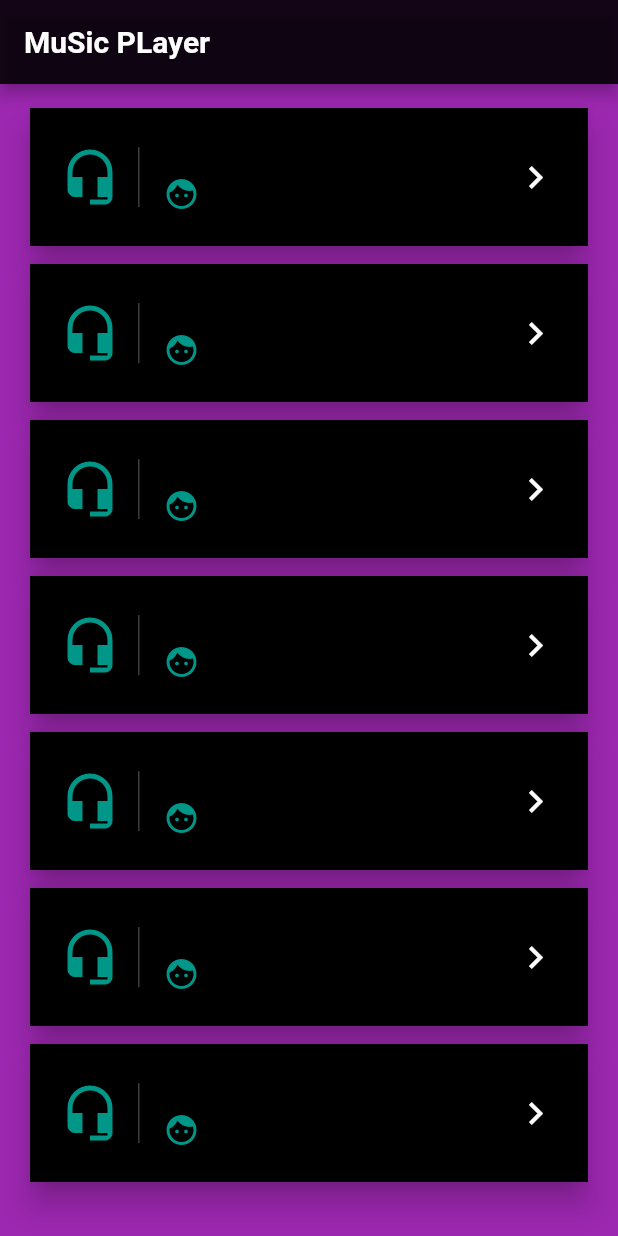
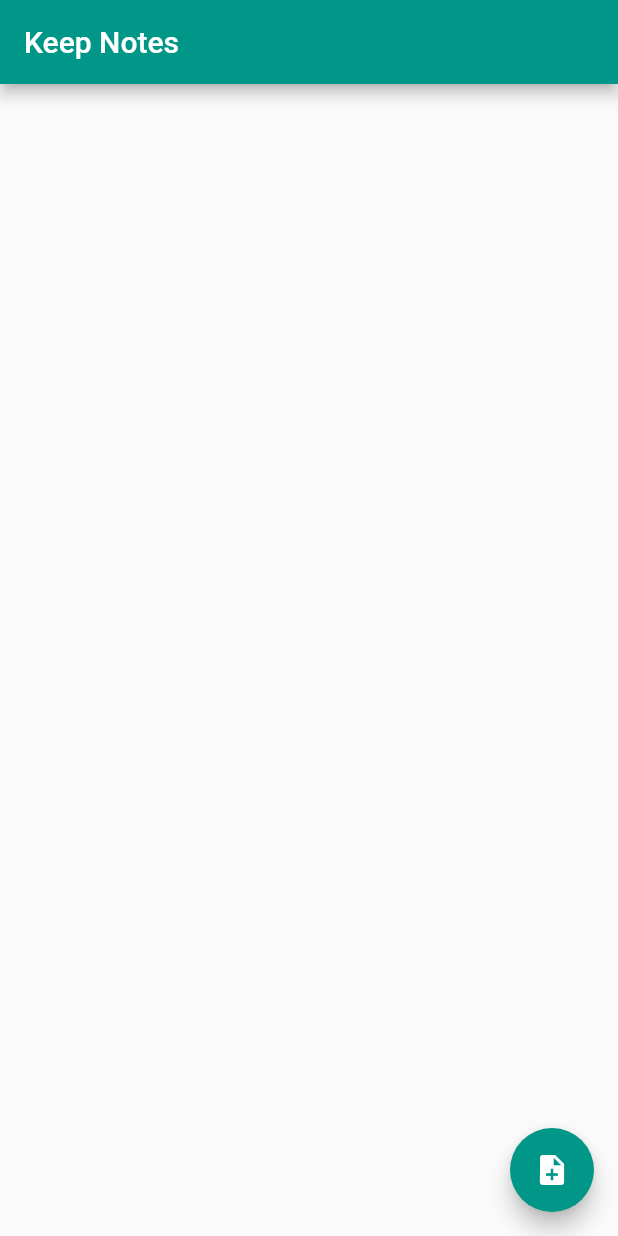
Before and after one commit to hbgit/flutter_a_z, a Flutter app: the screen it shows after launch, on a phone screen of 412 x 824 dp. Run offline on Flutter 3.47's test engine with Material 2 defaults, Android fonts, the phone set to English and light mode, and no system bars; our stand-ins replace sqflite; accounts and stored records are empty.

Commit message:
BD works
Signed-off-by: Herbert Rocha <herberthb12@gmail.com>

```diff
--- /dev/null
+++ b/lib/controll/NoteControll.dart
@@ -0,0 +1,112 @@
+import 'package:flutter_a_z/model/Note.dart';
+import 'package:sqflite/sqflite.dart';
+import 'package:path/path.dart';
+//import 'package:path_provider/path_provider.dart';
+
+import 'dart:async';
+
+class NoteControll{
+
+  static final String tableName = "notes";
+
+  static final NoteControll _noteControll = NoteControll._internal();
+
+  Database _db;
+
+  factory NoteControll(){
+    return _noteControll;
+  }
+
+  // Ensure that only one instance of the class is created
+  NoteControll._internal();
+
+  get db async{
+    if(_db != null){
+      print("get db NULL");
+      return _db;
+    }
+    print("get db NOT NULL");
+    _db = await startingDB();
+    return _db;
+
+  }
+
+
+  startingDB() async {
+    print(">>> startingDB()");
+    final dbPath = await getDatabasesPath();
+    print(dbPath);
+
+    final dbFullPath = join(dbPath, "bd_keep_notes.bd");
+    print("FULL path: $dbFullPath");
+
+    var db = await openDatabase(dbFullPath, version: 1, onCreate: _onCreate);
+
+    return db;
+  }
+
+  _onCreate(Database db, int version) async {
+    /*
+    * Table format
+    * id; title; desc; date
+    * 01; test ; test; 11/05/2020
+    */
+
+    String sql =
+    """
+    CREATE TABLE $tableName (
+      id INTEGER PRIMARY KEY AUTOINCREMENT,
+      title VARCHAR,
+      desc TEXT,
+      date DATETIME
+    )
+    """;
+
+    await db.execute(sql);
+  }
+
+  Future<int> saveNote(Note note) async {
+    Database dataBase = await db;
+    int result = await dataBase.insert(tableName, note.toMap());
+
+    return result;
+  }
+
+  recoveryNotes() async {
+    print(">>> recoveryNotes()");
+    Database dataBase = await db;
+    String sql =
+    """
+    SELECT * FROM $tableName
+    ORDER BY date DESC
+    """;
+
+    List notes = await dataBase.rawQuery(sql);
+    print(notes);
+    return notes;
+  }
+
+  Future<int> updateNote(Note note) async {
+    Database dataBase = await db;
+
+    return await dataBase.update(
+      tableName,
+      note.toMap(),
+      where: "id = ?",
+      whereArgs: [note.id]
+    );
+  }
+
+  Future<int> removeNote(int id) async {
+    Database dataBase = await db;
+
+    return await dataBase.delete(
+      tableName,
+      where: "id = ?",
+      whereArgs: [id]
+    );
+  }
+
+
+
+}
--- a/lib/main.dart
+++ b/lib/main.dart
@@ -4,7 +4,7 @@ import 'package:flutter_a_z/view/HomeScreen.dart';
 
 void main() {
   runApp(MaterialApp(
-    home: HomeScreen(urlJsonMusic: "assets/images/v9_img/json/songs.json",),
+    home: HomeScreen(),
     debugShowCheckedModeBanner: false,
   ));
 }
--- /dev/null
+++ b/lib/model/Note.dart
@@ -0,0 +1,38 @@
+
+class Note{
+
+  int id;
+  String title;
+  String desc;
+  String date;
+
+  Note(
+    this.title,
+    this.desc,
+    this.date
+  );
+
+  Note.fromMap(Map map){
+    this.id    = map["id"];
+    this.title = map["title"];
+    this.desc  = map["desc"];
+    this.date  = map["date"];
+  }
+
+  Map toMap(){
+
+    Map<String, dynamic> map = {
+      "title" : this.title,
+      "desc"  : this.desc,
+      "date"  : this.date,
+    };
+
+    if(this.id != null){
+      map["id"] = this.id;
+    }
+
+    return map;
+
+  }
+
+}
--- a/lib/view/HomeScreen.dart
+++ b/lib/view/HomeScreen.dart
@@ -1,161 +1,233 @@
-import 'dart:convert';
-
 import 'package:flutter/material.dart';
-import 'package:flutter/services.dart' show rootBundle;
-import 'package:flutter_a_z/model/Music.dart';
-import 'package:flutter_a_z/view/PlayerScreen.dart';
+import 'package:flutter_a_z/controll/NoteControll.dart';
+import 'package:flutter_a_z/model/Note.dart';
+import 'package:intl/intl.dart';
+import 'package:intl/date_symbol_data_local.dart';
 
 class HomeScreen extends StatefulWidget {
-  final String urlJsonMusic;
-
-  HomeScreen({Key key, @required this.urlJsonMusic}) : super(key: key);
+  HomeScreen({Key key}) : super(key: key);
 
   @override
   _HomeScreenState createState() => _HomeScreenState();
 }
 
 class _HomeScreenState extends State<HomeScreen> {
-  // Attr
-  List _songList = [];
 
-  // Class actions
-  Future<String> _loadAsset() async {
-    return await rootBundle.loadString(widget.urlJsonMusic);
-  }
+  //attr
+  var _db = NoteControll();
+  List<Note> _listNotes = List<Note>();
 
-  Future<List> _getSongs() async {
-    final response = await _loadAsset();
-    final List jsonList = json.decode(response);
+  TextEditingController _titleController = TextEditingController();
+  TextEditingController _descController = TextEditingController();
 
-    jsonList.forEach((element) {
+
+  //Screen Actions
+  _recoveryNotes() async {
+
+    print(">> _recoveryNotes");
+
+    List noteRec = await _db.recoveryNotes();
+    print(" Notes: ${noteRec.length}");
+
+    List<Note> listTmp = List<Note>();
+
+    noteRec.forEach((element) {
       //print(element);
-      Music song = Music.fromJson(element);
-      _songList.add(song);
+      Note note = Note.fromMap(element);
+      listTmp.add(note);
     });
 
-    return _songList;
+    setState(() {
+      _listNotes = listTmp;
+    });
 
-    /*
-   await _loadAsset().then((value){
-      List jsonList = json.decode( value );
-      jsonList.forEach((element) {
-        print(element);
-        Music song = Music.fromJson(element);
-        _songList.add(song);
-      });
-    });*/
-  }
-
-
-  // Based on https://proandroiddev.com/flutter-thursday-02-beautiful-list-ui-and-detail-page-a9245f5ceaf0
-  Widget createListItems(context, index) {
-
-    return GestureDetector(
-      key: Key("card"),
-      onTap: (){
-        //print(_songList[index].artistName);
-        Navigator.push(
-          context,
-          MaterialPageRoute(
-            builder: (context) => PlayerScreen(
-              url: _songList[index].urlMusic,
-              buildAutoPlay: Future.value(false),
-              ),
-          )
-        );
-      },
-      child: Card(
-        elevation: 8.0,
-        margin: new EdgeInsets.symmetric(horizontal: 10.0, vertical: 6.0),
-        child: Container(
-          decoration: BoxDecoration(color: Colors.black),
-          child: ListTile(
-              contentPadding:
-                  EdgeInsets.symmetric(horizontal: 20.0, vertical: 10.0),
-              leading: Container(
-                padding: EdgeInsets.only(right: 12.0),
-                decoration: new BoxDecoration(
-                    border: new Border(
-                        right:
-                            new BorderSide(width: 1.0, color: Colors.white24))),
-                child: Icon(
-                  Icons.headset_mic,
-                  color: Colors.teal,
-                  size: 40,
-                ),
-              ),
-              title: Text(
-                _songList[index].name,
-                style:
-                    TextStyle(color: Colors.white, fontWeight: FontWeight.bold),
-              ),
-              subtitle: Row(
-                children: <Widget>[
-                  Icon(Icons.face, color: Colors.teal),
-                  Text(" ${_songList[index].artistName}",
-                      style: TextStyle(color: Colors.white))
-                ],
-              ),
-              trailing: Icon(Icons.keyboard_arrow_right,
-                  color: Colors.white, size: 30.0)),
-        ),
-      ),
-    );
+    listTmp = null;
   }
 
   @override
   void initState() {
     super.initState();
+    print(">> initState");
+
+    _recoveryNotes();
   }
 
-  // Interface
+  _saveUpdateNote( {Note noteSected} ) async {
+    String title = _titleController.text;
+    String desc  = _descController.text;
+
+    if(noteSected == null){
+      print("Save NOTE");
+      Note note = Note(title, desc, DateTime.now().toString());
+      int result = await _db.saveNote(note);
+      print(result);
+    }else{
+      print("Save UPDATE");
+      noteSected.title = title;
+      noteSected.desc = desc;
+      noteSected.date = DateTime.now().toString();
+      int result = await _db.updateNote(noteSected);
+      print(result);
+    }
+
+    _titleController.clear();
+    _descController.clear();
+
+    _recoveryNotes();
+
+
+  }
+
+  _showDialogToAdd( {Note note} ){
+    String flagSaveUpdate = "";
+    if(note == null){
+      _titleController.text = "";
+      _descController.text = "";
+      flagSaveUpdate = "Save";
+    }else{
+      _titleController.text = note.title;
+      _descController.text = note.desc;
+      flagSaveUpdate = "Update";
+    }
+
+    showDialog(
+      context: context,
+      builder: (context){
+        return AlertDialog(
+          title: Text("$flagSaveUpdate Note"),
+          content: Column(
+            mainAxisSize: MainAxisSize.min,
+            children: [
+              TextField(
+                controller: _titleController,
+                autofocus: true,
+                decoration: InputDecoration(
+                  labelText: "Title",
+                  hintText: "Type a note title ..."
+                ),
+              ),
+              TextField(
+                controller: _descController,
+                autofocus: true,
+                decoration: InputDecoration(
+                  labelText: "Description",
+                  hintText: "Type a note description ..."
+                ),
+              ),
+            ],
+          ),
+          actions: [
+            FlatButton(
+              onPressed: () => Navigator.pop(context),
+              color: Colors.red,
+              child: Text(
+                "Cancel",
+                style: TextStyle(
+                  color: Colors.white
+                ),
+              ),
+            ),
+            FlatButton(
+              onPressed: (){
+                _saveUpdateNote(noteSected: note);
+                Navigator.pop(context);
+              },
+              color: Colors.green,
+              child: Text(
+                "Save",
+                style: TextStyle(
+                  color: Colors.white
+                ),
+              ),
+            ),
+          ],
+        );
+      }
+    );
+
+  }
+
+  _formatDate(String date){
+
+    initializeDateFormatting("pt_BR");
+
+    var pattern = DateFormat.yMd("pt_BR");
+
+    DateTime dateConvert = DateTime.parse(date);
+    String newDatePattern = pattern.format(dateConvert);
+
+    return newDatePattern;
+
+  }
+
+
   @override
   Widget build(BuildContext context) {
-    //print(_songList);
-    Widget body = FutureBuilder(
-      key: Key("body"),
-      future: _getSongs(),
-      builder: (context, snapshot) {
-        if (snapshot.hasData) {
-          return Container(
-            padding: EdgeInsets.all(10),
-            child: Column(
-              mainAxisAlignment: MainAxisAlignment.center,
+    return Scaffold(
+      appBar: AppBar(
+        title: Text("Keep Notes"),
+        backgroundColor: Colors.teal,
+      ),
+      body: Column(
         children: [
           Expanded(
             child: ListView.builder(
-                    scrollDirection: Axis.vertical,
-                    shrinkWrap: true,
-                    itemCount: snapshot.data.length,
-                    itemBuilder: createListItems,
+              itemCount: _listNotes.length,
+              itemBuilder: (context, index){
+
+                final note = _listNotes[index];
+
+                return Card(
+                  color: Colors.green[200],
+                  elevation: 5,
+                  child: ListTile(
+                    title: Text(
+                      note.title,
+                      style: TextStyle(fontWeight: FontWeight.bold),
                     ),
-                )
+                    subtitle: Text(
+                      "${_formatDate(note.date)} - ${note.desc}"
+                    ),
+                    trailing: Row(
+                      mainAxisSize: MainAxisSize.min,
+                      children: [
+                        GestureDetector(
+                          onTap: (){},
+                          child: Padding(
+                            padding: EdgeInsets.only(right: 15),
+                            child: Icon(
+                              Icons.edit,
+                              color: Colors.black,
+                            ),
+                          ),
+                        ),
+                        GestureDetector(
+                          onTap: (){},
+                          child: Padding(
+                            padding: EdgeInsets.only(right: 0),
+                            child: Icon(
+                              Icons.delete_forever,
+                              color: Colors.red,
+                            ),
+                          ),
+                        ),
                       ],
                     ),
-          );
-        } else {
-          return Center(
-            child: LinearProgressIndicator(
-              backgroundColor: Colors.purple,
-              valueColor: AlwaysStoppedAnimation<Color>(Colors.black),
                   ),
                 );
               }
-      },
-    );
-
-    return Scaffold(
-      backgroundColor: Colors.purple,
-      appBar: AppBar(
-        key: Key("app_bar"),
-        backgroundColor: Colors.black87,
-        title: Text(
-          "MuSic PLayer",
-          style: TextStyle(
-              color: Colors.white, fontSize: 20, fontWeight: FontWeight.bold),
             ),
           ),
-      body: body,
+        ],
+      ),
+      floatingActionButton: FloatingActionButton(
+        backgroundColor: Colors.teal,
+        foregroundColor: Colors.white,
+        child: Icon(Icons.note_add),
+        onPressed: (){
+          _showDialogToAdd();
+        },
+      ),
     );
   }
 }
```
Also changed, not shown: pubspec.yaml (+8 -10 lines), pubspec.lock, 1 other file. Lines whose indentation alone changed are shown as unchanged.
